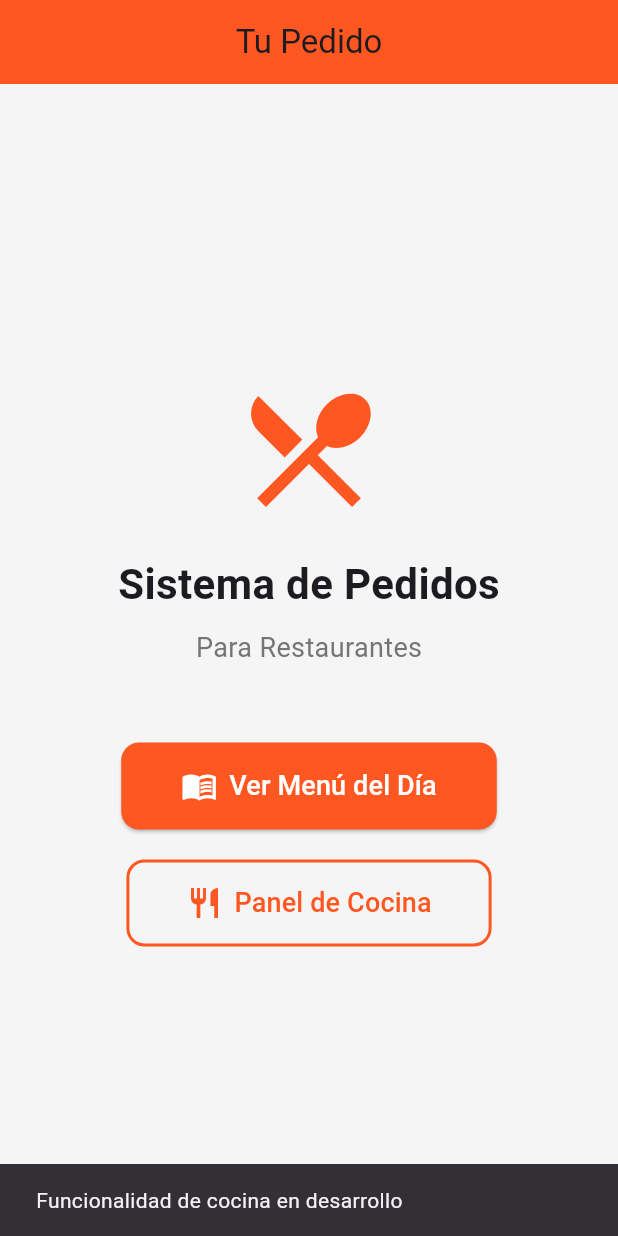
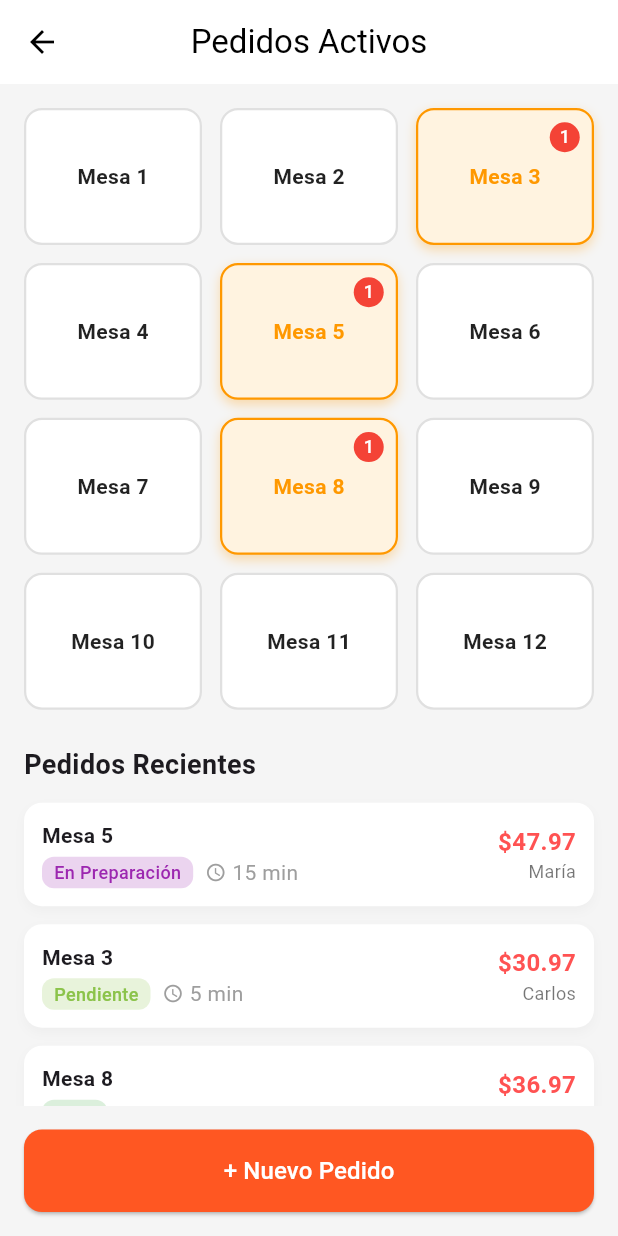
Before and after one commit to AxelAlmonteCuba/tuPedido, a Flutter app: the screen it shows after launch, after a tap on "Panel de Cocina", on a phone screen of 412 x 824 dp. Run offline on Flutter 3.47's test engine with Material 3 defaults, Android fonts, the phone set to English and light mode, and no system bars.

Commit message:
pedidos activos

```diff
--- /dev/null
+++ b/lib/features/nuevo_pedido/screens/pedidosActivosScreen.dart
@@ -0,0 +1,143 @@
+import 'package:flutter/material.dart';
+import 'package:lab_04/features/nuevo_pedido/widgets/mesaCard.dart';
+import 'package:lab_04/features/nuevo_pedido/widgets/pedidoCard.dart';
+
+class PedidosActivosScreen extends StatefulWidget {
+  const PedidosActivosScreen({super.key});
+
+  @override
+  State<PedidosActivosScreen> createState() => _PedidosActivosScreenState();
+}
+
+class _PedidosActivosScreenState extends State<PedidosActivosScreen> {
+  List<Map<String, dynamic>> mesas = [
+    {'numero': 1, 'activa': false},
+    {'numero': 2, 'activa': false},
+    {'numero': 3, 'activa': true, 'count': 1},
+    {'numero': 4, 'activa': false},
+    {'numero': 5, 'activa': true, 'count': 1},
+    {'numero': 6, 'activa': false},
+    {'numero': 7, 'activa': false},
+    {'numero': 8, 'activa': true, 'count': 1},
+    {'numero': 9, 'activa': false},
+    {'numero': 10, 'activa': false},
+    {'numero': 11, 'activa': false},
+    {'numero': 12, 'activa': false},
+  ];
+
+  final pedidos = [
+    {
+      'mesa': 5,
+      'estado': 'En Preparación',
+      'color': Colors.purple,
+      'tiempo': '15 min',
+      'precio': 47.97,
+      'cliente': 'María',
+    },
+    {
+      'mesa': 3,
+      'estado': 'Pendiente',
+      'color': Colors.lightGreen,
+      'tiempo': '5 min',
+      'precio': 30.97,
+      'cliente': 'Carlos',
+    },
+    {
+      'mesa': 8,
+      'estado': 'Listo',
+      'color': Colors.green,
+      'tiempo': '25 min',
+      'precio': 36.97,
+      'cliente': 'María',
+    },
+  ];
+
+  void toggleMesa(int index) {
+    setState(() {
+      mesas[index]['activa'] = !(mesas[index]['activa'] as bool);
+    });
+  }
+
+  @override
+  Widget build(BuildContext context) {
+    return Scaffold(
+      appBar: AppBar(
+        title: const Text('Pedidos Activos'),
+        centerTitle: true,
+        backgroundColor: Colors.white,
+        foregroundColor: Colors.black,
+        elevation: 0,
+      ),
+      body: SingleChildScrollView(
+        padding: const EdgeInsets.all(16),
+        child: Column(
+          crossAxisAlignment: CrossAxisAlignment.start,
+          children: [
+            // 🔹 Sección de Mesas
+            GridView.builder(
+              shrinkWrap: true,
+              physics: const NeverScrollableScrollPhysics(),
+              itemCount: mesas.length,
+              gridDelegate: const SliverGridDelegateWithFixedCrossAxisCount(
+                crossAxisCount: 3,
+                mainAxisSpacing: 12,
+                crossAxisSpacing: 12,
+                childAspectRatio: 1.3,
+              ),
+              itemBuilder: (context, index) {
+                final mesa = mesas[index];
+                return MesaCard(
+                  numero: mesa['numero'] as int,
+                  activa: mesa['activa'] as bool,
+                  count: (mesa['count'] as int?) ?? 0,
+                  onTap: () => toggleMesa(index),
+                );
+              },
+            ),
+
+            const SizedBox(height: 24),
+
+            // 🔹 Sección de Pedidos Recientes
+            const Text(
+              "Pedidos Recientes",
+              style: TextStyle(fontSize: 18, fontWeight: FontWeight.bold),
+            ),
+            const SizedBox(height: 12),
+
+            Column(
+              children: pedidos.map((pedido) {
+                return PedidoCard(
+                  mesa: pedido['mesa'] as int,
+                  estado: pedido['estado'] as String,
+                  colorEstado: pedido['color'] as Color,
+                  tiempo: pedido['tiempo'] as String,
+                  precio: pedido['precio'] as double,
+                  cliente: pedido['cliente'] as String,
+                );
+              }).toList(),
+            ),
+          ],
+        ),
+      ),
+
+      // 🔹 Botón de Nuevo Pedido
+      bottomNavigationBar: Padding(
+        padding: const EdgeInsets.all(16),
+        child: ElevatedButton(
+          onPressed: () {},
+          style: ElevatedButton.styleFrom(
+            backgroundColor: Colors.deepOrange,
+            padding: const EdgeInsets.symmetric(vertical: 16),
+            shape: RoundedRectangleBorder(
+              borderRadius: BorderRadius.circular(12),
+            ),
+          ),
+          child: const Text(
+            "+ Nuevo Pedido",
+            style: TextStyle(fontSize: 16, color: Colors.white),
+          ),
+        ),
+      ),
+    );
+  }
+}
--- /dev/null
+++ b/lib/features/nuevo_pedido/widgets/MesaCard.dart
@@ -0,0 +1,68 @@
+import 'package:flutter/material.dart';
+
+class MesaCard extends StatelessWidget {
+  final int numero;
+  final bool activa;
+  final int count;
+  final VoidCallback? onTap;
+
+  const MesaCard({
+    super.key,
+    required this.numero,
+    this.activa = false,
+    this.count = 0,
+    this.onTap,
+  });
+
+  @override
+  Widget build(BuildContext context) {
+    return GestureDetector(
+      onTap: onTap, // 👈 hace que la card sea interactiva
+      child: AnimatedContainer(
+        duration: const Duration(milliseconds: 250),
+        decoration: BoxDecoration(
+          color: activa ? Colors.orange.shade50 : Colors.white,
+          border: Border.all(
+            color: activa ? Colors.orange : Colors.grey.shade300,
+            width: 1.5,
+          ),
+          borderRadius: BorderRadius.circular(12),
+          boxShadow: [
+            if (activa)
+              BoxShadow(
+                color: Colors.orange.withOpacity(0.3),
+                blurRadius: 6,
+                offset: const Offset(0, 3),
+              ),
+          ],
+        ),
+        child: Stack(
+          children: [
+            Center(
+              child: Text(
+                'Mesa $numero',
+                style: TextStyle(
+                  fontWeight: FontWeight.w600,
+                  color: activa ? Colors.orange : Colors.black87,
+                ),
+              ),
+            ),
+            if (count > 0)
+              Positioned(
+                right: 8,
+                top: 8,
+                child: CircleAvatar(
+                  radius: 10,
+                  backgroundColor: Colors.red,
+                  child: Text(
+                    '$count',
+                    style: const TextStyle(fontSize: 12, color: Colors.white),
+                  ),
+                ),
+              ),
+          ],
+        ),
+      ),
+    );
+  }
+}
--- /dev/null
+++ b/lib/features/nuevo_pedido/widgets/PedidoCard.dart
@@ -0,0 +1,95 @@
+import 'package:flutter/material.dart';
+
+class PedidoCard extends StatelessWidget {
+  final int mesa;
+  final String estado;
+  final Color colorEstado;
+  final String tiempo;
+  final double precio;
+  final String cliente;
+
+  const PedidoCard({
+    super.key,
+    required this.mesa,
+    required this.estado,
+    required this.colorEstado,
+    required this.tiempo,
+    required this.precio,
+    required this.cliente,
+  });
+
+  @override
+  Widget build(BuildContext context) {
+    return Container(
+      margin: const EdgeInsets.only(bottom: 12),
+      padding: const EdgeInsets.all(12),
+      decoration: BoxDecoration(
+        color: Colors.white,
+        borderRadius: BorderRadius.circular(12),
+        boxShadow: [
+          BoxShadow(
+            color: Colors.grey.shade200,
+            blurRadius: 5,
+            offset: const Offset(0, 3),
+          ),
+        ],
+      ),
+      child: Row(
+        mainAxisAlignment: MainAxisAlignment.spaceBetween,
+        children: [
+          // 🧭 Izquierda
+          Column(
+            crossAxisAlignment: CrossAxisAlignment.start,
+            children: [
+              Text(
+                "Mesa $mesa",
+                style: const TextStyle(fontWeight: FontWeight.bold),
+              ),
+              const SizedBox(height: 4),
+              Row(
+                children: [
+                  Container(
+                    padding: const EdgeInsets.symmetric(
+                        horizontal: 8, vertical: 2),
+                    decoration: BoxDecoration(
+                      color: colorEstado.withOpacity(0.2),
+                      borderRadius: BorderRadius.circular(8),
+                    ),
+                    child: Text(
+                      estado,
+                      style: TextStyle(
+                        color: colorEstado,
+                        fontWeight: FontWeight.w500,
+                        fontSize: 12,
+                      ),
+                    ),
+                  ),
+                  const SizedBox(width: 8),
+                  const Icon(Icons.access_time, size: 14, color: Colors.grey),
+                  const SizedBox(width: 4),
+                  Text(tiempo, style: const TextStyle(color: Colors.grey)),
+                ],
+              ),
+            ],
+          ),
+          // 💵 Derecha
+          Column(
+            crossAxisAlignment: CrossAxisAlignment.end,
+            children: [
+              Text(
+                "\$${precio.toStringAsFixed(2)}",
+                style: const TextStyle(
+                  color: Colors.redAccent,
+                  fontWeight: FontWeight.bold,
+                  fontSize: 16,
+                ),
+              ),
+              Text(cliente,
+                  style: const TextStyle(color: Colors.black54, fontSize: 12)),
+            ],
+          ),
+        ],
+      ),
+    );
+  }
+}
--- a/lib/main.dart
+++ b/lib/main.dart
@@ -1,4 +1,5 @@
 import 'package:flutter/material.dart';
+import 'package:lab_04/features/nuevo_pedido/screens/pedidosActivosScreen.dart';
 import 'features/menu/screens/menu_screen.dart';
 
 void main() {
@@ -89,10 +90,10 @@ class HomeScreen extends StatelessWidget {
             const SizedBox(height: 20),
             OutlinedButton.icon(
               onPressed: () {
-                ScaffoldMessenger.of(context).showSnackBar(
-                  const SnackBar(
-                    content: Text('Funcionalidad de cocina en desarrollo'),
-                    duration: Duration(seconds: 2),
+                Navigator.push(
+                  context,
+                  MaterialPageRoute(
+                    builder: (context) => const PedidosActivosScreen(),
                   ),
                 );
               },
```
